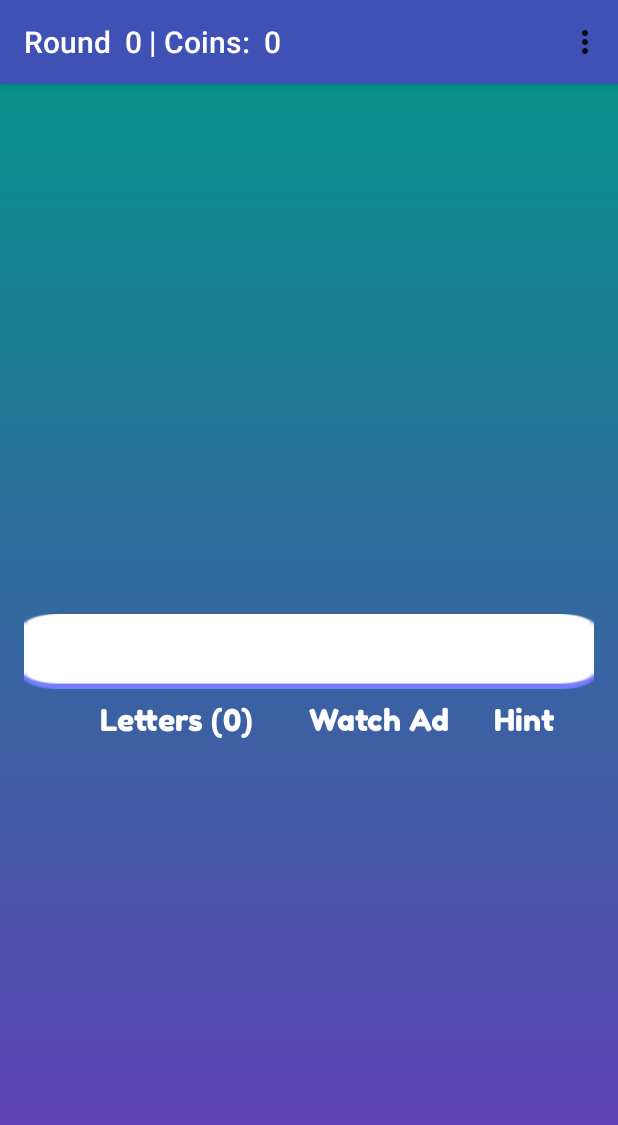
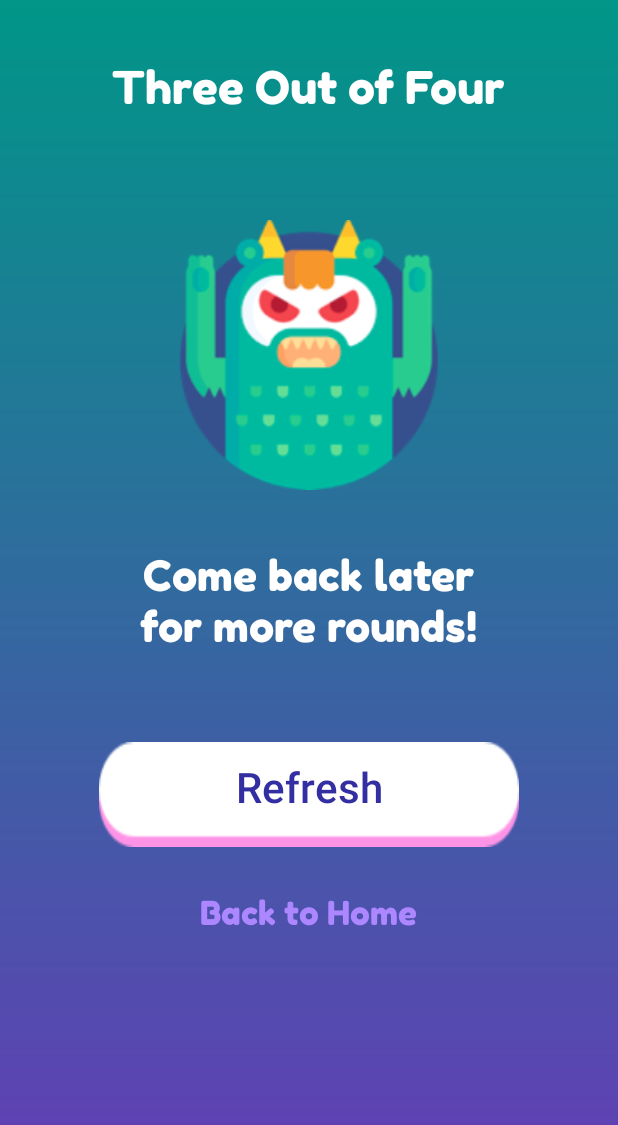
Before and after one commit to meicaljohnjones/threeoutoffour, an Android app: the screen it shows after launch (GameActivity before the commit, ComeBackLaterActivity after it), after a tap on "PLAY", on a phone screen of 412 x 824 dp. Shown: the top 1125 px of the screen. Run offline under Robolectric (Android 15) with nearby library versions, the light colour scheme and no system bars; our stand-ins replace AdMob, FlexboxLayout; network calls fail; 3 statements that could not run were skipped.

Commit message:
Add 'come back later activity

```diff
--- a/app/src/main/AndroidManifest.xml
+++ b/app/src/main/AndroidManifest.xml
@@ -18,6 +18,7 @@
             </intent-filter>
         </activity>
         <activity android:name=".activity.WinActivity"></activity>
+        <activity android:name=".activity.ComeBackLaterActivity"></activity>
         <activity android:name=".activity.GameActivity"></activity>
         <meta-data
             android:name="com.google.android.gms.ads.APPLICATION_ID"
--- /dev/null
+++ b/app/src/main/java/com/clackjones/threeoutoffour/activity/ComeBackLaterActivity.java
@@ -0,0 +1,39 @@
+package com.clackjones.threeoutoffour.activity;
+
+import android.content.Intent;
+import android.os.Bundle;
+import android.view.View;
+import android.view.animation.Animation;
+import android.view.animation.AnimationUtils;
+import android.widget.ImageView;
+
+import androidx.appcompat.app.AppCompatActivity;
+
+import com.clackjones.threeoutoffour.R;
+
+public class ComeBackLaterActivity extends AppCompatActivity {
+
+    ImageView bigboss;
+    Animation smalltobig;
+
+    @Override
+    protected void onCreate(Bundle savedInstanceState) {
+        super.onCreate(savedInstanceState);
+        setContentView(R.layout.activity_comebacklater);
+
+        smalltobig = AnimationUtils.loadAnimation(this, R.anim.smalltobig);
+
+        bigboss = (ImageView) findViewById(R.id.bigboss);
+        bigboss.startAnimation(smalltobig);
+    }
+
+    public void continueWithGame(View view) {
+        Intent intent = new Intent(this, GameActivity.class);
+        startActivity(intent);
+    }
+
+    public void returnToHomeScreen(View view) {
+        Intent intent = new Intent(this, MainActivity.class);
+        startActivity(intent);
+    }
+}
--- a/app/src/main/java/com/clackjones/threeoutoffour/activity/GameActivity.java
+++ b/app/src/main/java/com/clackjones/threeoutoffour/activity/GameActivity.java
@@ -59,6 +59,11 @@ public class GameActivity extends AppCompatActivity implements PropertyChangeLis
         offlineCoinScoreKeeper = OfflineCoinScoreKeeperProvider.getInstance().loadOrCreate(this.getApplicationContext());
         this.threeOutOfFourGame = ThreeOutOfFourGameLocator.getInstance(offlineCoinScoreKeeper, this.getApplicationContext()).threeOutOfFourGame();
         threeOutOfFourGame.initialize();
+
+        if (threeOutOfFourGame.isAwaitingNextRound()) {
+            visitComeBackLaterScreen();
+        }
+
         threeOutOfFourGame.addPropertyChangeListener(this);
 
 
@@ -217,6 +222,11 @@ public class GameActivity extends AppCompatActivity implements PropertyChangeLis
         startActivity(intent);
     }
 
+    private void visitComeBackLaterScreen() {
+        Intent intent = new Intent(this, ComeBackLaterActivity.class);
+        startActivity(intent);
+    }
+
     public void showHintsMenu(View view) {
         System.out.println("Hello, world");
         HintDialogFragment hintDialogFragment = new HintDialogFragment();
--- a/app/src/main/java/com/clackjones/threeoutoffour/model/EventFiringThreeOutOfFourGame.java
+++ b/app/src/main/java/com/clackjones/threeoutoffour/model/EventFiringThreeOutOfFourGame.java
@@ -36,13 +36,20 @@ public class EventFiringThreeOutOfFourGame implements ThreeOutOfFourGame {
     public void initialize() {
         if (!this.isInitialized) {
             this.gameState = gameStateProvider.loadGameStateOrCreateNew(this.context);
-            boolean isNewGame = this.gameState.getCurrentRoundNumber() == 0;
-
-            if (isNewGame) {
-                incrementRound();
-            }
             this.isInitialized = true;
         }
+
+        boolean isNewGame = this.gameState.getCurrentRoundNumber() == 0;
+        boolean isAwaitingNextRound = this.gameState.isAwaitingNextRound();
+
+        if (isNewGame || isAwaitingNextRound) {
+            incrementRound();
+        }
+    }
+
+    @Override
+    public boolean isAwaitingNextRound() {
+        return this.gameState.isAwaitingNextRound();
     }
 
     @Override
--- a/app/src/main/java/com/clackjones/threeoutoffour/model/ThreeOutOfFourGame.java
+++ b/app/src/main/java/com/clackjones/threeoutoffour/model/ThreeOutOfFourGame.java
@@ -25,6 +25,8 @@ public interface ThreeOutOfFourGame {
      * Required setup
      */
     void initialize();
+
+    boolean isAwaitingNextRound();
 
     /**
      * @return an ordered list of all choices and their current state (active/inactive)
--- /dev/null
+++ b/app/src/main/res/layout/activity_comebacklater.xml
@@ -0,0 +1,76 @@
+<?xml version="1.0" encoding="utf-8"?>
+<LinearLayout
+    xmlns:android="http://schemas.android.com/apk/res/android"
+    xmlns:app="http://schemas.android.com/apk/res-auto"
+    xmlns:tools="http://schemas.android.com/tools"
+    android:layout_width="match_parent"
+    android:layout_height="match_parent"
+    android:orientation="vertical"
+    android:background="@drawable/bgapp"
+    tools:context=".activity.WinActivity">
+
+    <TextView
+        android:id="@+id/textScreen"
+        android:layout_width="wrap_content"
+        android:layout_height="wrap_content"
+        android:layout_gravity="center"
+        android:layout_marginTop="40dp"
+        android:backgroundTint="@color/colorPrimaryDark"
+        android:fontFamily="@font/fredokaone"
+        android:text="Three Out of Four"
+        android:textColor="#FFF"
+        android:textSize="30sp" />
+
+
+    <ImageView
+        android:id="@+id/bigboss"
+        android:layout_gravity="center"
+        android:layout_marginTop="70dp"
+        android:src="@drawable/icboss"
+        android:layout_width="180dp"
+        android:layout_height="180dp" />
+
+
+    <TextView
+        android:id="@+id/textQuestion"
+        android:layout_width="230dp"
+        android:layout_height="wrap_content"
+        android:layout_gravity="center"
+        android:layout_marginTop="40dp"
+        android:fontFamily="@font/fredokaone"
+        android:text="Come back later for more rounds!"
+        android:textAlignment="center"
+        android:textColor="#FFF"
+        android:textSize="28sp" />
+
+    <Button
+        android:id="@+id/textTitle"
+        android:layout_width="280dp"
+        android:layout_height="70dp"
+        android:layout_gravity="center"
+        android:layout_marginTop="60dp"
+        android:background="@drawable/bgbtn"
+        android:onClick="continueWithGame"
+        android:paddingBottom="10dp"
+        android:text="Refresh"
+        android:textAllCaps="false"
+        android:textColor="@color/colorPurple"
+        android:textSize="28sp" />
+
+    <!-- For Back to Home, make sure takes
+    player to main screen but saves their
+    progress so that when click play they
+    continue where they left off -->
+    <TextView
+        android:id="@+id/textBtn"
+        android:layout_width="wrap_content"
+        android:layout_height="wrap_content"
+        android:layout_gravity="center"
+        android:layout_marginTop="30dp"
+        android:fontFamily="@font/fredokaone"
+        android:onClick="returnToHomeScreen"
+        android:text="Back to Home"
+        android:textColor="#AD87FF"
+        android:textSize="22sp" />
+
+</LinearLayout>
```
